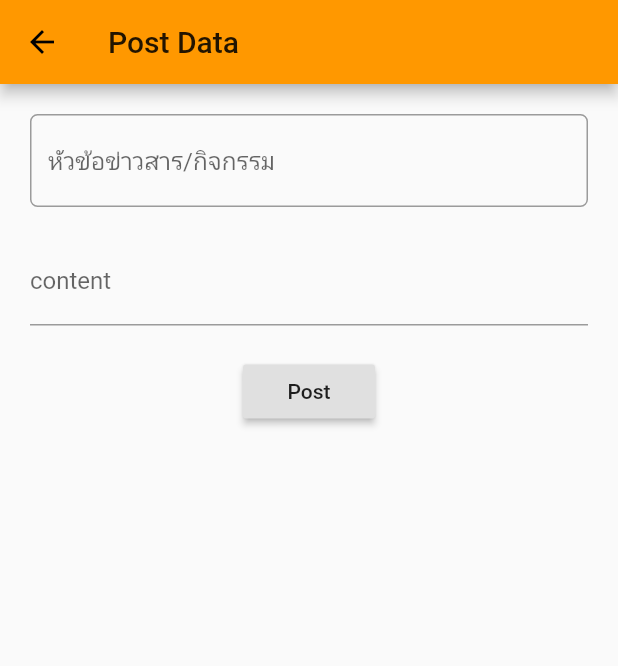
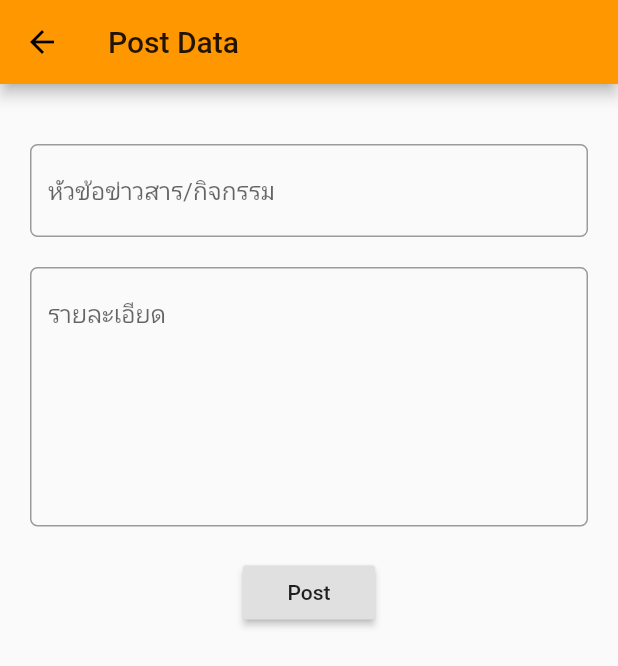
Before and after one commit to AChalee/newproject_KMUTTNEWS, a Flutter app: the AddData screen opened directly, on a phone screen of 412 x 824 dp. Shown: the top 666 px of the screen. Run offline on Flutter 3.47's test engine with Material 2 defaults, Android fonts, the phone set to English and light mode, and no system bars; our stand-ins replace cloud_firestore, firebase_core, google_fonts, logger; accounts and stored records are empty; network calls fail.

Commit message:
- update

```diff
--- a/lib/tabview/post_tab.dart
+++ b/lib/tabview/post_tab.dart
@@ -463,6 +463,8 @@ class _AddDataState extends State<AddData> {
                 padding: const EdgeInsets.all(20),
                 child: Column(
                   children: <Widget>[
+                    Padding(padding: const EdgeInsets.all(10)),
+
                     TextFormField(
                       controller: newsTitle,
                       keyboardType: TextInputType.text,
@@ -483,9 +485,28 @@ class _AddDataState extends State<AddData> {
                     // ),
                     Padding(padding: const EdgeInsets.all(10)),
                     TextField(
-                      decoration: InputDecoration(labelText: "content"),
                       controller: newsContent,
+                      maxLines: 7,
+                      keyboardType: TextInputType.text,
+                      decoration: InputDecoration(
+                          hintText: 'รายละเอียด',
+                          border: OutlineInputBorder(
+                            borderRadius: BorderRadius.circular(5.0),
+                            borderSide: BorderSide(
+                              color: Colors.grey,
+                              width: 32.0,
+                            ),
+                          ),
+                          focusedBorder: OutlineInputBorder(
+                              borderSide:
+                                  BorderSide(color: Colors.grey, width: 1.0),
+                              borderRadius: BorderRadius.circular(5.0))),
                     ),
+
+                    // TextField(
+                    //   decoration: InputDecoration(labelText: "content"),
+                    //   controller: newsContent,
+                    // ),
                     Padding(padding: const EdgeInsets.all(10)),
                     RaisedButton(
                         child: Text("Post"),
```
Also changed, not shown: lib/tabview/latestNews_tab_view.dart (+13 -1 lines), lib/tabview/read.dart (+25 -2 lines).
